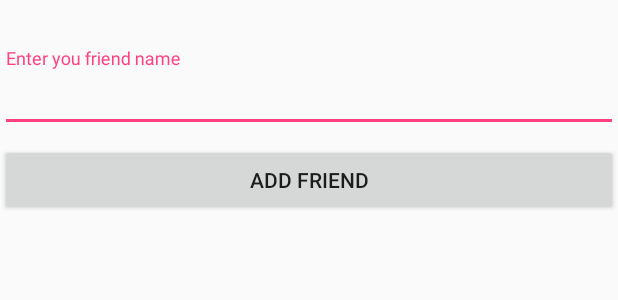
After one commit to realroy/greedy-man, an Android app: the layout fragment_add_friend.xml on its own in the app's theme, with its tools: preview values and no code run, on a phone screen of 412 x 824 dp. The commit adds this screen. Shown: the top 300 px of the screen. Run offline under Robolectric (Android 15) with nearby library versions, the phone set to English and light mode, and no system bars.

Commit message:
Fixing Null pointer at addFriend Fragment

```diff
--- a/app/src/main/java/com/example/oldroy/greedyman/adapters/CustomPagerAdapter.kt
+++ b/app/src/main/java/com/example/oldroy/greedyman/adapters/CustomPagerAdapter.kt
@@ -3,6 +3,7 @@ package com.example.oldroy.greedyman.adapters
 import android.support.v4.app.Fragment
 import android.support.v4.app.FragmentManager
 import android.support.v4.app.FragmentPagerAdapter
+import com.example.oldroy.greedyman.AddFriendFragment
 import com.example.oldroy.greedyman.DashboardFragment
 import com.example.oldroy.greedyman.FriendFragment
 
@@ -12,10 +13,11 @@ class CustomPagerAdapter(fm: FragmentManager?, val friendList: ArrayList<String>
         when (position) {
             0 -> return DashboardFragment()
             2 -> return FriendFragment.newInstance(username, friendList)
+            3 -> return AddFriendFragment.newInstance(username)
             else -> return DashboardFragment()
         }
     }
 
-    override fun getCount(): Int = 3
+    override fun getCount(): Int = 4
 
 }
--- /dev/null
+++ b/app/src/main/res/layout/fragment_add_friend.xml
@@ -0,0 +1,38 @@
+<android.support.constraint.ConstraintLayout xmlns:android="http://schemas.android.com/apk/res/android"
+    xmlns:app="http://schemas.android.com/apk/res-auto"
+    xmlns:tools="http://schemas.android.com/tools"
+    android:layout_width="match_parent"
+    android:layout_height="match_parent"
+    android:orientation="vertical"
+    tools:context="com.example.oldroy.greedyman.AddFriendFragment">
+
+
+    <android.support.design.widget.TextInputLayout
+        android:id="@+id/textInputLayout2"
+        android:layout_width="match_parent"
+        android:layout_height="wrap_content"
+        android:layout_marginTop="32dp"
+        app:layout_constraintEnd_toEndOf="parent"
+        app:layout_constraintStart_toStartOf="parent"
+        app:layout_constraintTop_toTopOf="parent">
+
+        <EditText
+            android:id="@+id/text_username"
+            android:layout_width="match_parent"
+            android:layout_height="wrap_content"
+            android:hint="Enter you friend name"
+            android:inputType="text" />
+    </android.support.design.widget.TextInputLayout>
+
+    <Button
+        android:id="@+id/button_add_friend"
+        android:layout_width="0dp"
+        android:layout_height="wrap_content"
+        android:layout_marginTop="8dp"
+        android:text="Add Friend"
+        app:layout_constraintEnd_toEndOf="parent"
+        app:layout_constraintStart_toStartOf="parent"
+        app:layout_constraintTop_toBottomOf="@+id/textInputLayout2"
+        tools:layout_editor_absoluteY="46dp" />
+
+</android.support.constraint.ConstraintLayout>
```
Also changed, not shown: app/src/main/java/com/example/oldroy/greedyman/AddFriendFragment.kt (added, +62 -0 lines), app/src/main/java/com/example/oldroy/greedyman/MainActivity.kt (+11 -6 lines).
